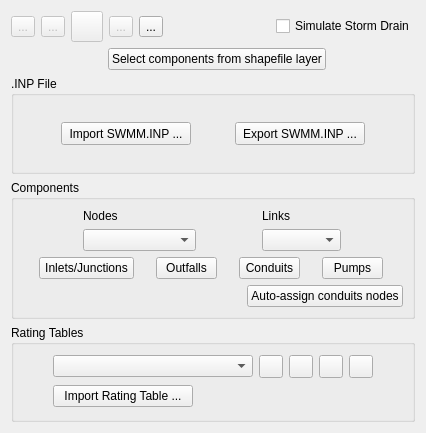
Old version of the form flo2d/ui/storm_drain_editor.ui in the repository FLO-2DSoftware/qgis-flo-2d-plugin.
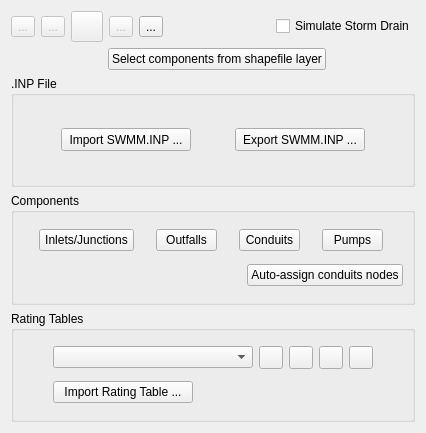
New version of the form. Icons and pictures are not drawn.

Commit message: SD widget components lists temporarily eliminated

```diff
--- a/flo2d/ui/storm_drain_editor.ui
+++ b/flo2d/ui/storm_drain_editor.ui
@@ -385,96 +385,31 @@
       <string>Components</string>
      </property>
      <layout class="QGridLayout" name="gridLayout_3">
-      <item row="0" column="0">
-       <layout class="QHBoxLayout" name="horizontalLayout_4">
-        <item>
-         <layout class="QVBoxLayout" name="verticalLayout_2">
-          <item>
-           <widget class="QLabel" name="label_2">
-            <property name="text">
-             <string>Nodes</string>
-            </property>
-           </widget>
-          </item>
-          <item>
-           <widget class="QComboBox" name="comboBox_2">
-            <property name="sizePolicy">
-             <sizepolicy hsizetype="Fixed" vsizetype="Fixed">
-              <horstretch>0</horstretch>
-              <verstretch>0</verstretch>
-             </sizepolicy>
-            </property>
-            <item>
-             <property name="text">
-              <string/>
-             </property>
-            </item>
-            <item>
-             <property name="text">
-              <string>Inlets/Junctions</string>
-             </property>
-            </item>
-            <item>
-             <property name="text">
-              <string>Outfalls</string>
-             </property>
-            </item>
-           </widget>
-          </item>
-         </layout>
-        </item>
-        <item>
-         <layout class="QVBoxLayout" name="verticalLayout">
-          <item>
-           <widget class="QLabel" name="label">
-            <property name="text">
-             <string>Links</string>
-            </property>
-           </widget>
-          </item>
-          <item>
-           <widget class="QComboBox" name="comboBox">
-            <property name="sizePolicy">
-             <sizepolicy hsizetype="Fixed" vsizetype="Fixed">
-              <horstretch>0</horstretch>
-              <verstretch>0</verstretch>
-             </sizepolicy>
-            </property>
-            <property name="currentText">
-             <string/>
-            </property>
-            <item>
-             <property name="text">
-              <string/>
-             </property>
-            </item>
-            <item>
-             <property name="text">
-              <string>Conduits</string>
-             </property>
-            </item>
-            <item>
-             <property name="text">
-              <string>Pumps</string>
-             </property>
-            </item>
-            <item>
-             <property name="text">
-              <string>Orificies</string>
-             </property>
-            </item>
-            <item>
-             <property name="text">
-              <string>Weirs</string>
-             </property>
-            </item>
-           </widget>
-          </item>
-         </layout>
-        </item>
-       </layout>
-      </item>
       <item row="1" column="0">
+       <layout class="QHBoxLayout" name="horizontalLayout_5">
+        <item>
+         <spacer name="horizontalSpacer_4">
+          <property name="orientation">
+           <enum>Qt::Horizontal</enum>
+          </property>
+          <property name="sizeHint" stdset="0">
+           <size>
+            <width>40</width>
+            <height>20</height>
+           </size>
+          </property>
+         </spacer>
+        </item>
+        <item>
+         <widget class="QPushButton" name="assign_conduits_nodes_btn">
+          <property name="text">
+           <string>Auto-assign conduits nodes</string>
+          </property>
+         </widget>
+        </item>
+       </layout>
+      </item>
+      <item row="0" column="0">
        <layout class="QHBoxLayout" name="horizontalLayout">
         <item>
          <widget class="QPushButton" name="inlets_btn">
@@ -560,30 +495,6 @@
         </item>
        </layout>
       </item>
-      <item row="2" column="0">
-       <layout class="QHBoxLayout" name="horizontalLayout_5">
-        <item>
-         <spacer name="horizontalSpacer_4">
-          <property name="orientation">
-           <enum>Qt::Horizontal</enum>
-          </property>
-          <property name="sizeHint" stdset="0">
-           <size>
-            <width>40</width>
-            <height>20</height>
-           </size>
-          </property>
-         </spacer>
-        </item>
-        <item>
-         <widget class="QPushButton" name="assign_conduits_nodes_btn">
-          <property name="text">
-           <string>Auto-assign conduits nodes</string>
-          </property>
-         </widget>
-        </item>
-       </layout>
-      </item>
      </layout>
     </widget>
    </item>
```
The commit also changes 1 other file.
